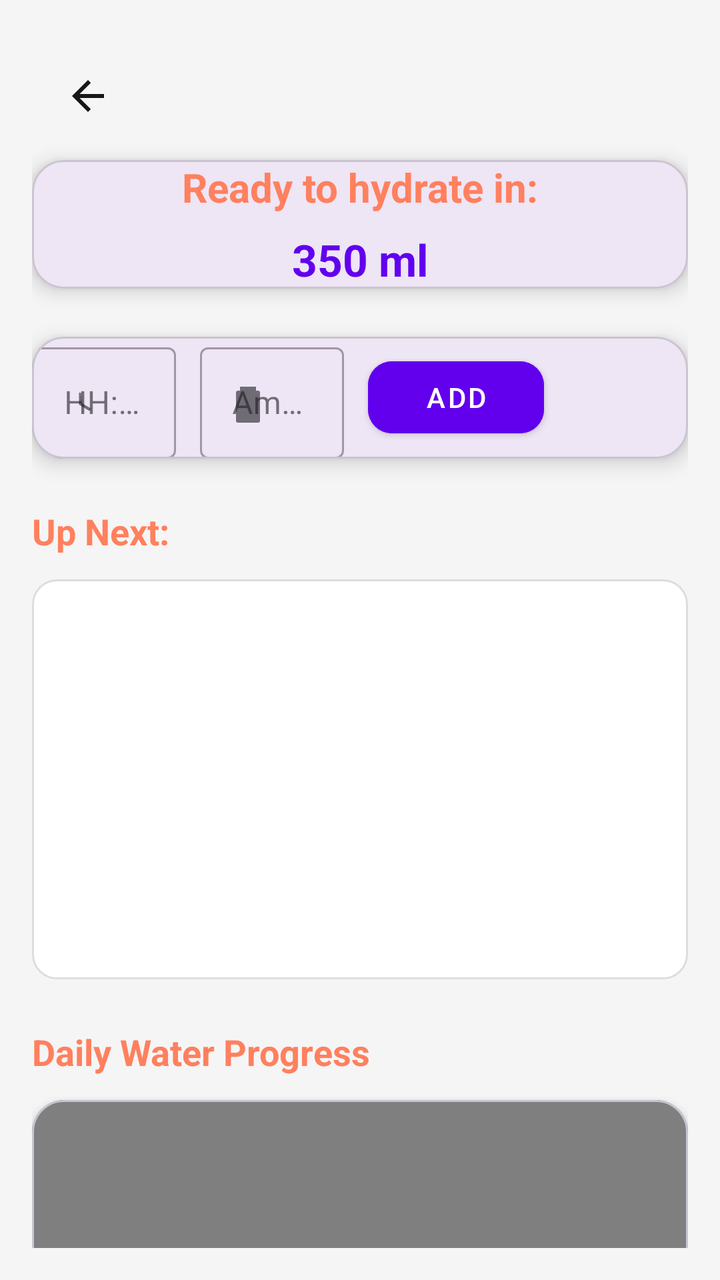
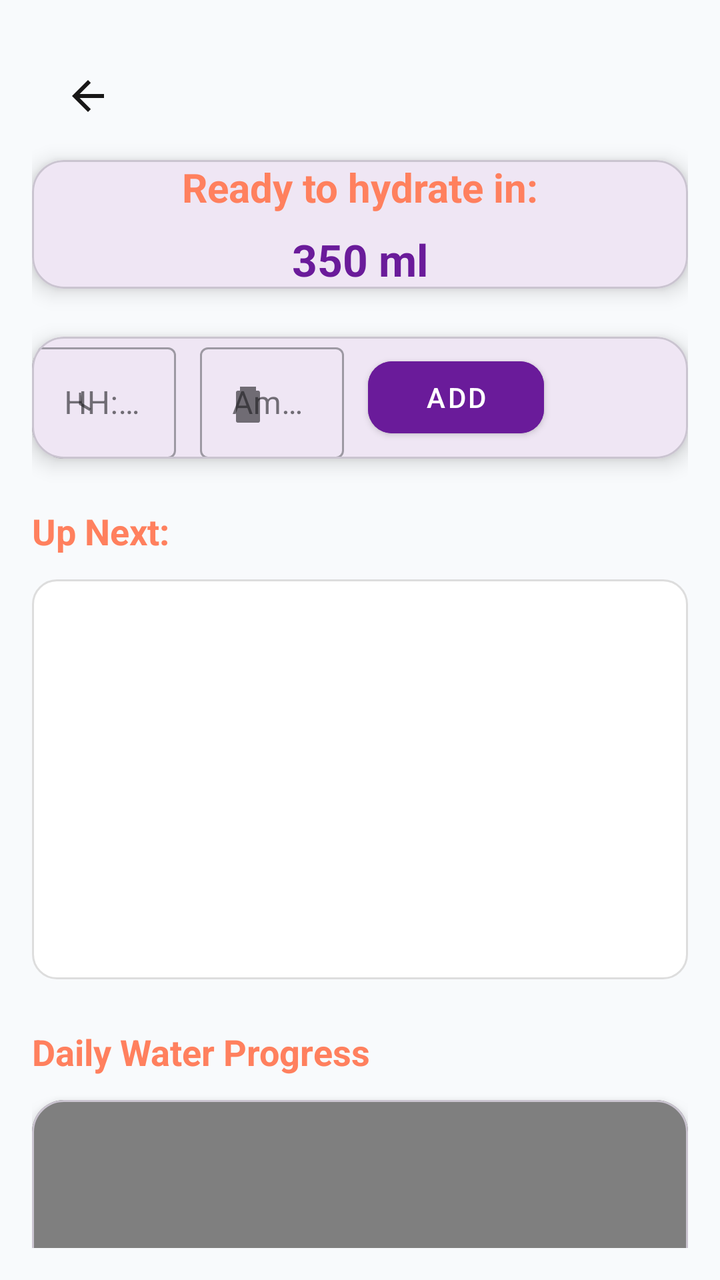

The first picture is an Android layout as it rendered before a commit; the second is the same layout after the commit. The layout source and the unified diff follow.
<!-- AndroidManifest.xml: application theme Theme.FitPro -->
<!-- res/layout/activity_hydration.xml -->
<?xml version="1.0" encoding="utf-8"?>
<androidx.core.widget.NestedScrollView
    xmlns:android="http://schemas.android.com/apk/res/android"
    xmlns:app="http://schemas.android.com/apk/res-auto"
    android:layout_width="match_parent"
    android:layout_height="match_parent"
    android:background="@color/background"
    android:fillViewport="true"
    android:padding="16dp">

    <LinearLayout
        android:layout_width="match_parent"
        android:layout_height="wrap_content"
        android:orientation="vertical">

        <com.google.android.material.appbar.MaterialToolbar
            android:id="@+id/toolbar"
            android:layout_width="66dp"
            android:layout_height="?attr/actionBarSize"
            android:background="@color/background"
            android:elevation="4dp"
            android:theme="@style/ThemeOverlay.MaterialComponents.Dark.ActionBar"
            android:title="Hydration Tracker"
            android:titleTextColor="@color/primaryColor"
            app:navigationIcon="@drawable/ic_baseline_arrow_back_24"
            app:titleCentered="true" />

        
        <com.google.android.material.card.MaterialCardView
            android:layout_width="match_parent"
            android:layout_height="wrap_content"
            android:layout_marginBottom="24dp"
            app:cardCornerRadius="16dp"
            app:cardElevation="6dp"
            android:padding="24dp">

            <LinearLayout
                android:layout_width="match_parent"
                android:layout_height="wrap_content"
                android:orientation="vertical"
                android:gravity="center_horizontal">

                <TextView
                    android:id="@+id/tvNextHydration"
                    android:layout_width="wrap_content"
                    android:layout_height="wrap_content"
                    android:text="Ready to hydrate in:"
                    android:textSize="20sp"
                    android:textStyle="bold"
                    android:textColor="@color/AccentColor1" />

                <TextView
                    android:id="@+id/tvNextAmount"
                    android:layout_width="wrap_content"
                    android:layout_height="wrap_content"
                    android:text="350 ml"
                    android:textSize="22sp"
                    android:textStyle="bold"
                    android:textColor="@color/colorPrimary"
                    android:layout_marginTop="8dp" />
            </LinearLayout>
        </com.google.android.material.card.MaterialCardView>

        
        <com.google.android.material.card.MaterialCardView
            android:layout_width="match_parent"
            android:layout_height="wrap_content"
            android:layout_marginBottom="24dp"
            app:cardCornerRadius="16dp"
            app:cardElevation="6dp"
            android:padding="16dp">

            <LinearLayout
                android:layout_width="match_parent"
                android:layout_height="wrap_content"
                android:orientation="horizontal"
                android:gravity="center_vertical"
                android:weightSum="3">

                <com.google.android.material.textfield.TextInputLayout
                    android:layout_width="0dp"
                    android:layout_weight="1"
                    android:layout_height="wrap_content"
                    style="@style/Widget.MaterialComponents.TextInputLayout.OutlinedBox"
                    android:layout_marginEnd="12dp"
                    app:startIconDrawable="@drawable/ic_baseline_access_time_24"
                    app:endIconMode="clear_text">

                    <com.google.android.material.textfield.TextInputEditText
                        android:id="@+id/etTime"
                        android:layout_width="match_parent"
                        android:layout_height="wrap_content"
                        android:hint="HH:MM"
                        android:inputType="time"
                        android:imeOptions="actionNext"
                        android:textColor="@android:color/black"
                        android:textSize="16sp"/>
                </com.google.android.material.textfield.TextInputLayout>

                <com.google.android.material.textfield.TextInputLayout
                    android:layout_width="0dp"
                    android:layout_weight="1"
                    android:layout_height="wrap_content"
                    style="@style/Widget.MaterialComponents.TextInputLayout.OutlinedBox"
                    android:layout_marginEnd="12dp"
                    app:startIconDrawable="@drawable/ic_baseline_local_drink_24"
                    app:endIconMode="clear_text">

                    <com.google.android.material.textfield.TextInputEditText
                        android:id="@+id/etAmount"
                        android:layout_width="match_parent"
                        android:layout_height="wrap_content"
                        android:hint="Amount (ml)"
                        android:inputType="number"
                        android:imeOptions="actionDone"
                        android:textColor="@android:color/black"
                        android:textSize="16sp" />
                </com.google.android.material.textfield.TextInputLayout>

                <com.google.android.material.button.MaterialButton
                    android:id="@+id/btnAddHydration"
                    android:layout_width="wrap_content"
                    android:layout_height="wrap_content"
                    android:text="Add"
                    style="@style/Widget.MaterialComponents.Button"
                    android:paddingHorizontal="24dp"
                    android:minHeight="48dp"
                    app:cornerRadius="12dp"
                    android:backgroundTint="@color/purple_500"
                    android:textColor="@android:color/white"/>
            </LinearLayout>
        </com.google.android.material.card.MaterialCardView>

        
        <TextView
            android:layout_width="match_parent"
            android:layout_height="wrap_content"
            android:text="Up Next:"
            android:textSize="18sp"
            android:textStyle="bold"
            android:textColor="@color/AccentColor1"
            android:layout_marginBottom="12dp" />

        
        <androidx.recyclerview.widget.RecyclerView
            android:id="@+id/rvHydrationSchedule"
            android:layout_width="match_parent"
            android:layout_height="200dp"
            android:clipToPadding="false"
            android:paddingBottom="8dp"
            android:background="@drawable/rounded_recyclerview_background"
            android:padding="8dp" />

        
        <TextView
            android:layout_width="match_parent"
            android:layout_height="wrap_content"
            android:text="Daily Water Progress"
            android:textSize="18sp"
            android:textStyle="bold"
            android:textColor="@color/AccentColor1"
            android:layout_marginTop="24dp"
            android:layout_marginBottom="12dp"/>

        
        <com.google.android.material.card.MaterialCardView
            android:layout_width="match_parent"
            android:layout_height="280dp"
            app:cardCornerRadius="16dp"
            app:cardElevation="6dp"
            android:padding="16dp">

            <com.github.mikephil.charting.charts.BarChart
                android:id="@+id/waterChart"
                android:layout_width="match_parent"
                android:layout_height="match_parent" />
        </com.google.android.material.card.MaterialCardView>

        
        <TextView
            android:id="@+id/tvTotalWater"
            android:layout_width="match_parent"
            android:layout_height="wrap_content"
            android:text="Total: 0 ml"
            android:textSize="18sp"
            android:textStyle="bold"
            android:textColor="@color/purple_500"
            android:gravity="center"
            android:layout_marginTop="16dp"
            android:layout_marginBottom="24dp" />
    </LinearLayout>
</androidx.core.widget.NestedScrollView>
<!-- resources referenced by this layout -->
<resources>
  <color name="AccentColor1">#FF805E</color>
  <color name="background">#F5F5F5</color>
  <color name="colorPrimary">#6200EE</color>
  <color name="primaryColor">#181717</color>
  <color name="purple_500">#6200EE</color>
  <!-- drawable ic_baseline_access_time_24 (drawable) -->
  <vector xmlns:android="http://schemas.android.com/apk/res/android"
      android:width="24dp" android:height="24dp"
      android:viewportWidth="24" android:viewportHeight="24">
      <path
          android:fillColor="#FF000000"
          android:pathData="M12,20a8,8 0 1,0 -8,-8 8,8 0 0,0 8,8zM12,4a8,8 0 0,1 8,8 8,8 0 0,1 -8,8 8,8 0 0,1 -8,-8 8,8 0 0,1 8,-8zM12.5,7h-1v6l5.25,3.15 0.75-1.23-4.5,-2.67z"/>
  </vector>
  <!-- drawable ic_baseline_arrow_back_24 (drawable) -->
  <vector xmlns:android="http://schemas.android.com/apk/res/android"
      android:width="24dp"
      android:height="24dp"
      android:viewportWidth="24"
      android:viewportHeight="24">
      <path
          android:fillColor="@color/primaryColor"
          android:pathData="M20,11H7.83l5.59,-5.59L12,4l-8,8 8,8 1.41,-1.41L7.83,13H20v-2z" />
  </vector>
  <!-- drawable ic_baseline_local_drink_24 (drawable) -->
  <vector xmlns:android="http://schemas.android.com/apk/res/android"
      android:width="24dp" android:height="24dp"
      android:viewportWidth="24" android:viewportHeight="24">
      <path
          android:fillColor="#FF000000"
          android:pathData="M7,22h10a1,1 0 0,0 1,-1v-14a1,1 0 0,0 -1,-1h-10a1,1 0 0,0 -1,1v14a1,1 0 0,0 1,1zM8,4h8v2h-8zM9,18h6v-6h-6z" />
  </vector>
  <!-- drawable rounded_recyclerview_background (drawable) -->
  <?xml version="1.0" encoding="utf-8"?>
  <shape xmlns:android="http://schemas.android.com/apk/res/android"
      android:shape="rectangle">
  
      
      <solid android:color="#FFFFFF" />
  
      
      <corners android:radius="12dp" />
  
      
      <padding
          android:left="8dp"
          android:top="8dp"
          android:right="8dp"
          android:bottom="8dp" />
  
      
      <stroke
          android:width="1dp"
          android:color="#DDDDDD" />
  </shape>
  <style name="Theme.FitPro" parent="Base.Theme.FitPro" />
  <style name="Base.Theme.FitPro" parent="Theme.Material3.DayNight.NoActionBar">
          
          
      </style>
</resources>

<!-- the commit's change to res/layout/activity_hydration.xml (unified diff, before → after) -->
@@ -15,7 +15,7 @@
 
         <com.google.android.material.appbar.MaterialToolbar
             android:id="@+id/toolbar"
-            android:layout_width="66dp"
+            android:layout_width="match_parent"
             android:layout_height="?attr/actionBarSize"
             android:background="@color/background"
             android:elevation="4dp"
<!-- resource entries referenced after the edit -->
@@ -1,10 +1,10 @@
 <!-- resources referenced by this layout -->
 <resources>
   <color name="AccentColor1">#FF805E</color>
-  <color name="background">#F5F5F5</color>
-  <color name="colorPrimary">#6200EE</color>
+  <color name="background">#F8FAFC</color>
+  <color name="colorPrimary">#6A1B9A</color>
   <color name="primaryColor">#181717</color>
-  <color name="purple_500">#6200EE</color>
+  <color name="purple_500">#6A1B9A</color>
   <!-- drawable ic_baseline_access_time_24 (drawable) -->
   <vector xmlns:android="http://schemas.android.com/apk/res/android"
       android:width="24dp" android:height="24dp"
@@ -56,8 +56,38 @@
   </shape>
   <style name="Theme.FitPro" parent="Base.Theme.FitPro" />
   <style name="Base.Theme.FitPro" parent="Theme.Material3.DayNight.NoActionBar">
+          <item name="colorPrimary">@color/colorPrimary</item>
+          <item name="colorOnPrimary">@color/colorOnPrimary</item>
+          <item name="colorSecondary">@color/colorSecondary</item>
+          <item name="colorOnSecondary">@color/colorOnSecondary</item>
+          <item name="colorTertiary">@color/colorTertiary</item>
+          <item name="colorOnTertiary">@color/colorOnTertiary</item>
+          <item name="android:colorBackground">@color/background</item>
+          <item name="colorSurface">@color/colorSurface</item>
+          <item name="colorOnSurface">@color/colorOnSurface</item>
+          <item name="colorSurfaceVariant">@color/colorSurfaceVariant</item>
+          <item name="colorOutline">@color/colorOutline</item>
+  
           
-          
+          <item name="bottomNavigationStyle">@style/Widget.FitPro.BottomNavigationView</item>
       </style>
+  <color name="colorOnPrimary">#FFFFFFFF</color>
+  <color name="colorSecondary">#4450F6</color>
+  <color name="colorOnSecondary">#FFFFFFFF</color>
+  <color name="colorTertiary">#00BCD4</color>
+  <color name="colorOnTertiary">#FFFFFFFF</color>
+  <color name="colorSurface">#FFFFFFFF</color>
+  <color name="colorOnSurface">#1A1B1E</color>
+  <color name="colorSurfaceVariant">#F1F3F5</color>
+  <color name="colorOutline">#D0D5DD</color>
+  <style name="Widget.FitPro.BottomNavigationView" parent="Widget.Material3.BottomNavigationView">
+          <item name="android:background">@color/bottomNavBackground</item>
+          <item name="itemIconTint">@color/bottom_nav_item_color</item>
+          <item name="itemTextColor">@color/bottom_nav_item_color</item>
+          <item name="itemRippleColor">@color/bottomNavRipple</item>
+          <item name="labelVisibilityMode">labeled</item>
+      </style>
+  <color name="bottomNavBackground">#FFFFFFFF</color>
+  <color name="bottomNavRipple">#1F6A1B9A</color>
 </resources>
 
